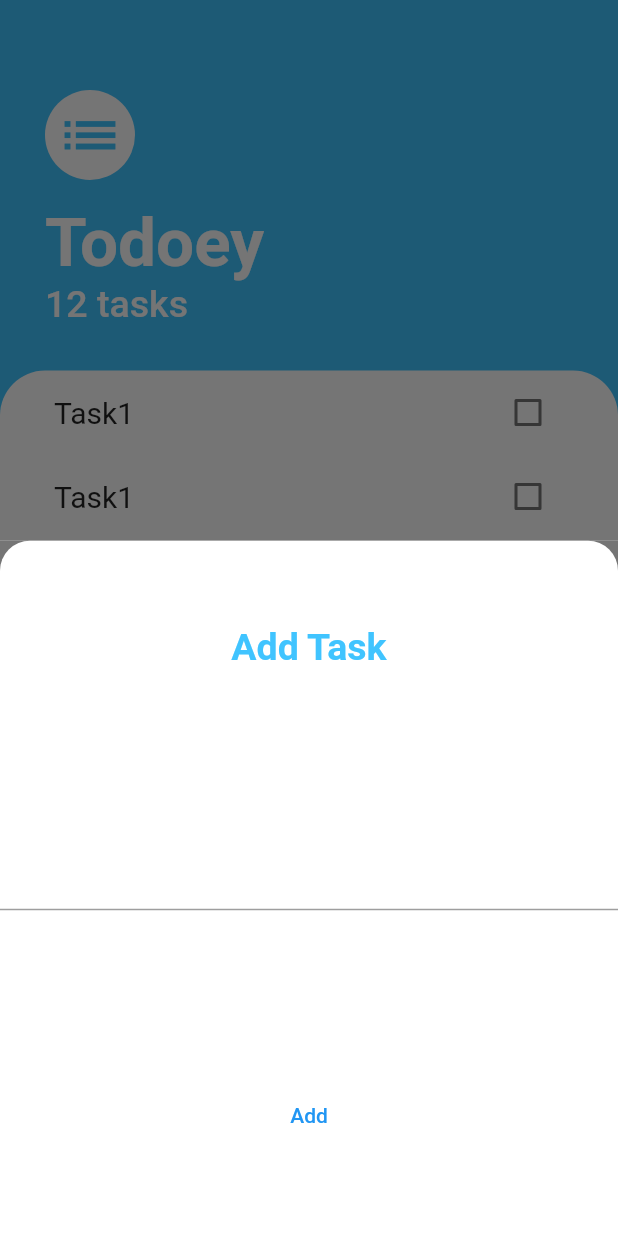
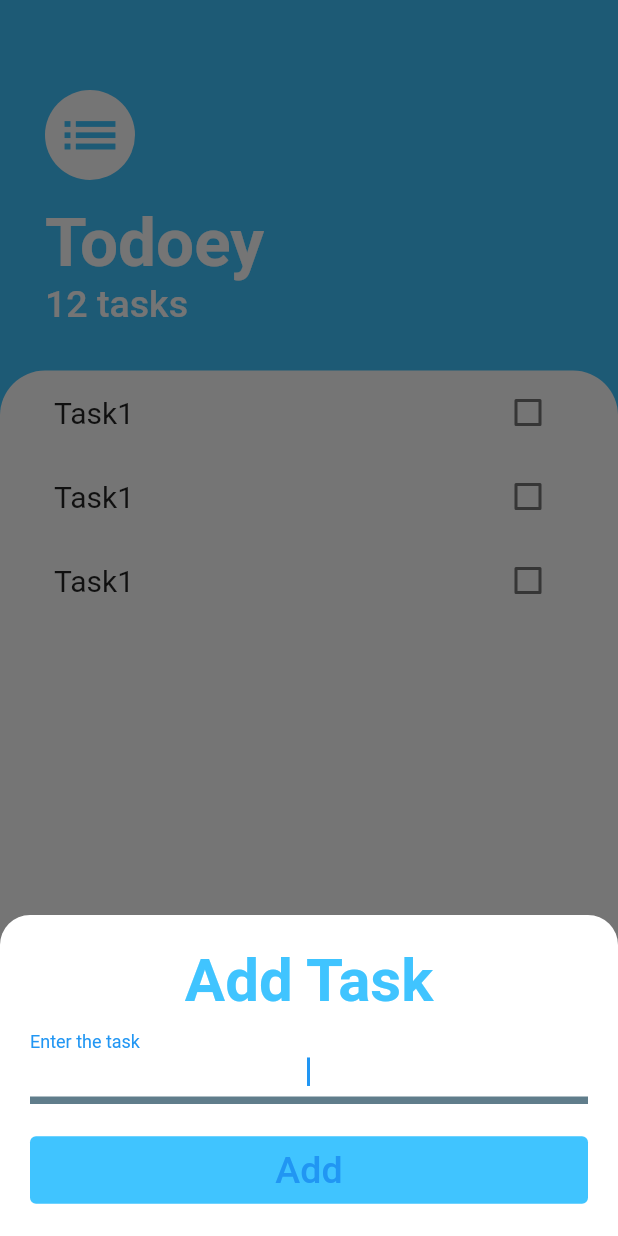
Before and after one commit to siva5271/ToDo, a Flutter app: the screen it shows after launch, after a tap on the "add" icon, on a phone screen of 412 x 824 dp. Run offline on Flutter 3.47's test engine with Material 2 defaults, Android fonts, the phone set to English and light mode, and no system bars.

Commit message:
complete the interface

```diff
--- a/lib/screens/add_task_screen.dart
+++ b/lib/screens/add_task_screen.dart
@@ -10,19 +10,51 @@ class AddTaskScreen extends StatelessWidget {
             color: Colors.white,
             borderRadius: BorderRadius.only(
                 topLeft: Radius.circular(20), topRight: Radius.circular(20))),
+        child: Padding(
+          padding: const EdgeInsets.all(20.0),
           child: Column(
-          mainAxisAlignment: MainAxisAlignment.spaceAround,
+            crossAxisAlignment: CrossAxisAlignment.stretch,
+            mainAxisAlignment: MainAxisAlignment.start,
             children: [
               Text(
                 'Add Task',
+                textAlign: TextAlign.center,
                 style: TextStyle(
                     color: Colors.lightBlueAccent,
-                  fontSize: 25,
+                    fontSize: 40,
                     fontWeight: FontWeight.w600),
               ),
-            TextField(),
-            TextButton(onPressed: () {}, child: Text('Add'))
+              TextField(
+                autofocus: true,
+                textAlign: TextAlign.center,
+                decoration: InputDecoration(
+                    enabledBorder: UnderlineInputBorder(
+                        borderSide: BorderSide(
+                            color: Colors.lightBlueAccent, width: 3)),
+                    focusedBorder: UnderlineInputBorder(
+                        borderSide:
+                            BorderSide(color: Colors.blueGrey, width: 5.0)),
+                    labelText: 'Enter the task'),
+              ),
+              SizedBox(
+                height: 20,
+              ),
+              TextButton(
+                style: TextButton.styleFrom(
+                  backgroundColor: Colors.lightBlueAccent,
+                ),
+                onPressed: () {},
+                child: Expanded(
+                  child: Text(
+                    'Add',
+                    style: TextStyle(
+                      fontSize: 25,
+                    ),
+                  ),
+                ),
+              )
             ],
+          ),
         ),
       ),
     );
--- a/lib/screens/task_screen.dart
+++ b/lib/screens/task_screen.dart
@@ -13,7 +13,14 @@ class TasksScreen extends StatelessWidget {
         backgroundColor: Colors.lightBlueAccent,
         onPressed: () {
           showModalBottomSheet(
-              context: context, builder: (context) => AddTaskScreen());
+              context: context,
+              isScrollControlled: true,
+              builder: (context) => SingleChildScrollView(
+                      child: Container(
+                    padding: EdgeInsets.only(
+                        bottom: MediaQuery.of(context).viewInsets.bottom),
+                    child: AddTaskScreen(),
+                  )));
         },
         child: Icon(Icons.add),
       ),
```
Lines whose indentation alone changed are shown as unchanged.
